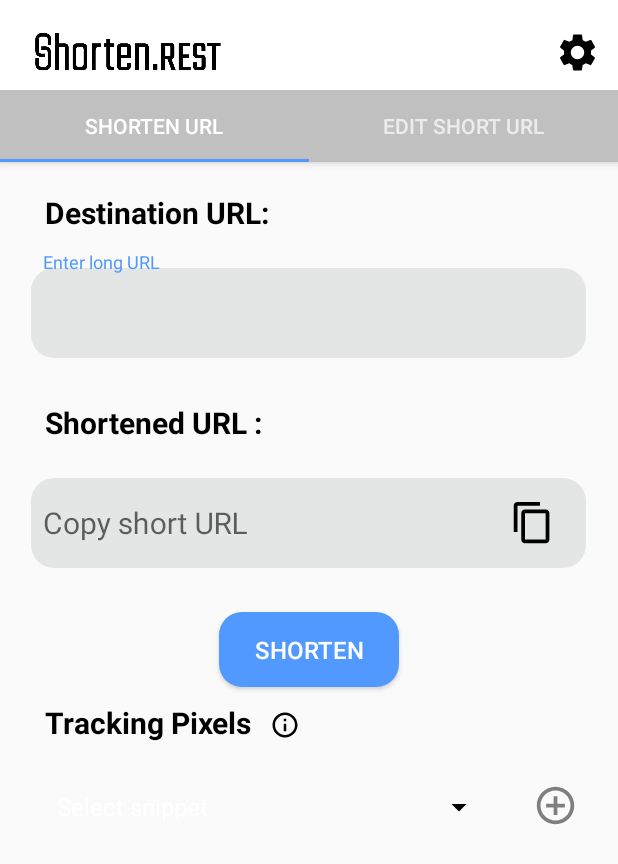
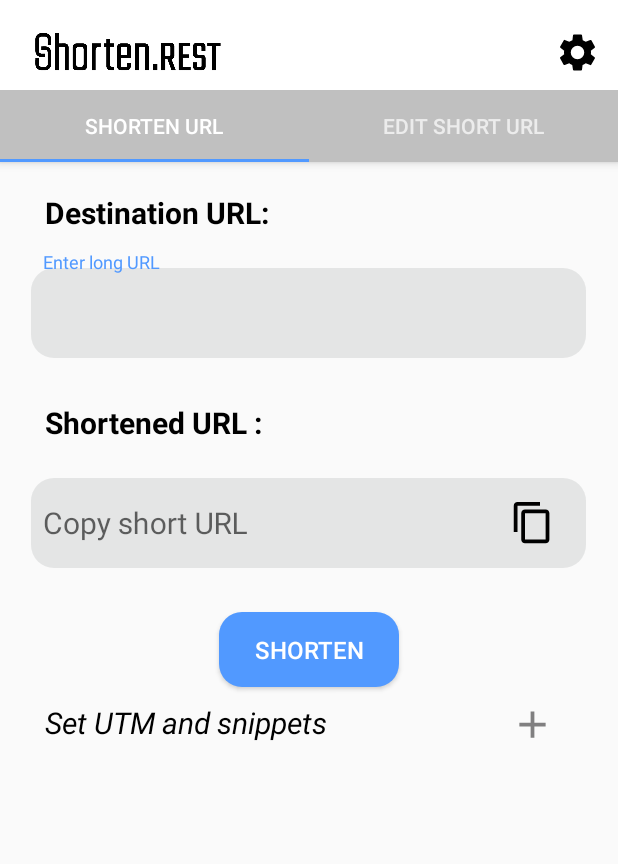
Before and after one commit to linaalkhodair/shorten.rest, an Android app: the screen it shows after launch (MainActivity), on a phone screen of 412 x 824 dp. Shown: the top 864 px of the screen. Run offline under Robolectric (Android 15) with nearby library versions, the phone set to English and light mode, and no system bars.

Commit message:
fix snippets, layout expanding menu

```diff
--- /dev/null
+++ b/app/src/main/res/drawable/ic_add_black_24dp.xml
@@ -0,0 +1,5 @@
+<vector android:height="24dp" android:tint="#807F80"
+    android:viewportHeight="24.0" android:viewportWidth="24.0"
+    android:width="24dp" xmlns:android="http://schemas.android.com/apk/res/android">
+    <path android:fillColor="#FF000000" android:pathData="M19,13h-6v6h-2v-6H5v-2h6V5h2v6h6v2z"/>
+</vector>
--- /dev/null
+++ b/app/src/main/res/drawable/ic_remove_black_24dp.xml
@@ -0,0 +1,5 @@
+<vector android:height="24dp" android:tint="#807F80"
+    android:viewportHeight="24.0" android:viewportWidth="24.0"
+    android:width="24dp" xmlns:android="http://schemas.android.com/apk/res/android">
+    <path android:fillColor="#FF000000" android:pathData="M19,13H5v-2h14v2z"/>
+</vector>
--- a/app/src/main/res/layout/fragment_create_alias.xml
+++ b/app/src/main/res/layout/fragment_create_alias.xml
@@ -11,7 +11,7 @@
 
     <RelativeLayout
         android:layout_width="match_parent"
-        android:layout_height="730dp"
+        android:layout_height="730sp"
         android:layout_alignParentBottom="true"
         >
 
@@ -102,17 +102,51 @@
             android:layout_height="wrap_content"
             android:layout_marginStart="30dp"
             android:layout_marginTop="360dp"
-            android:text="Tracking Pixels"
+            android:text="Set UTM and snippets"
+            android:textColor="@color/colorPrimaryDark"
+            android:textSize="20sp"
+            android:textStyle="italic" />
+
+        <ImageView
+            android:id="@+id/addIcon"
+            android:layout_width="30dp"
+            android:layout_height="30dp"
+            android:layout_marginStart="340dp"
+            android:layout_marginTop="360sp"
+            android:src="@drawable/ic_add_black_24dp" />
+
+        <ImageView
+            android:id="@+id/removeIcon"
+            android:layout_width="30dp"
+            android:layout_height="30dp"
+            android:layout_marginStart="340dp"
+            android:visibility="invisible"
+            android:layout_marginTop="360sp"
+            android:src="@drawable/ic_remove_black_24dp" />
+
+        <RelativeLayout
+            android:layout_width="wrap_content"
+            android:layout_height="wrap_content"
+            android:id="@+id/relativeLayout"
+            android:visibility="invisible"
+            >
+
+        <TextView
+            android:layout_width="wrap_content"
+            android:layout_height="wrap_content"
+            android:layout_marginStart="30dp"
+            android:layout_marginTop="400dp"
+            android:text="Tracking Pixels:"
             android:textColor="@color/colorPrimaryDark"
             android:textSize="20sp"
             android:textStyle="bold" />
 
         <ImageView
             android:id="@+id/infoIcon"
-            android:layout_width="20dp"
-            android:layout_height="20dp"
+            android:layout_width="25dp"
+            android:layout_height="25dp"
             android:layout_marginStart="180dp"
-            android:layout_marginTop="365dp"
+            android:layout_marginTop="400dp"
             android:src="@drawable/ic_info_outline_black_24dp" />
 
         <Spinner
@@ -120,7 +154,7 @@
             android:layout_width="300sp"
             android:layout_height="60sp"
             android:layout_marginStart="30dp"
-            android:layout_marginTop="400dp"
+            android:layout_marginTop="440dp"
             android:backgroundTint="@color/colorPrimaryDark"
             android:spinnerMode="dropdown"
             android:textSize="16sp" />
@@ -130,7 +164,7 @@
             android:layout_width="30dp"
             android:layout_height="30dp"
             android:layout_marginStart="355dp"
-            android:layout_marginTop="414dp"
+            android:layout_marginTop="450dp"
             android:src="@drawable/ic_add_circle_outline_black_24dp" />
 
         <EditText
@@ -138,13 +172,16 @@
             android:layout_width="370sp"
             android:layout_height="160dp"
             android:layout_marginStart="20dp"
-            android:layout_marginTop="470sp"
+            android:layout_marginTop="515sp"
             android:ems="10"
-            android:gravity="left|top"
+            android:background="@drawable/round_shape"
             android:hint="Write your comment.."
+            android:padding="@dimen/padd_10"
             android:inputType="textMultiLine"
             android:textSize="15sp"
             android:visibility="invisible" />
+
+        </RelativeLayout>
 
     </RelativeLayout>
 
```
Also changed, not shown: app/src/main/java/com/example/shortenrest/CreateAliasFrag.java (+75 -15 lines).
